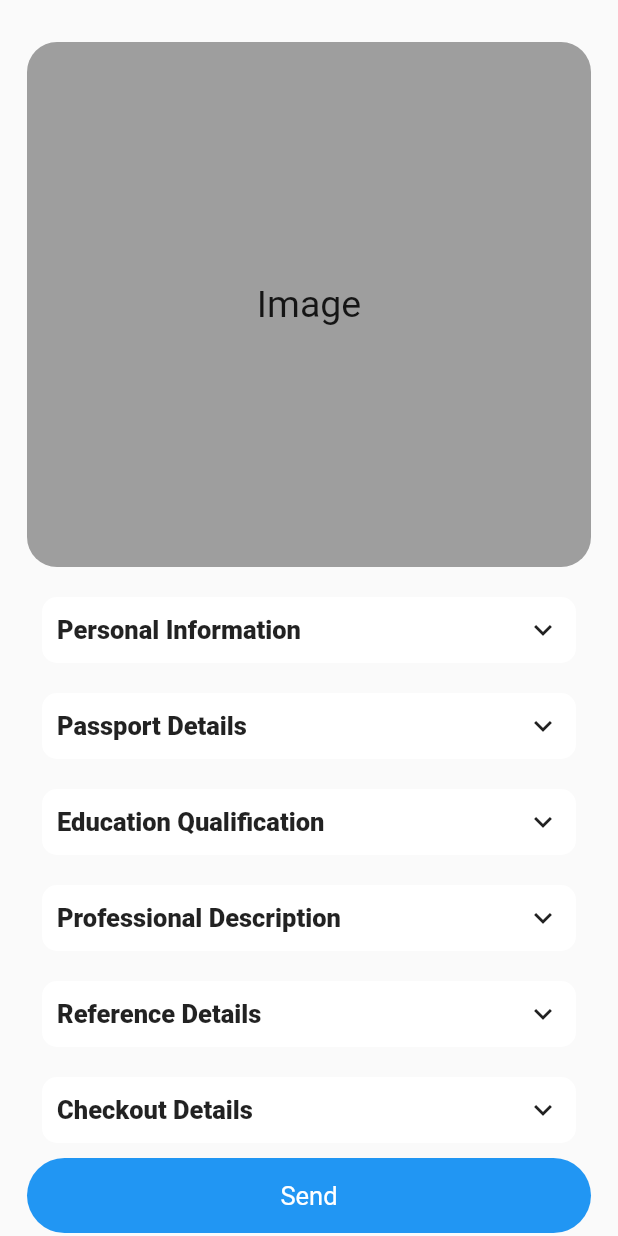
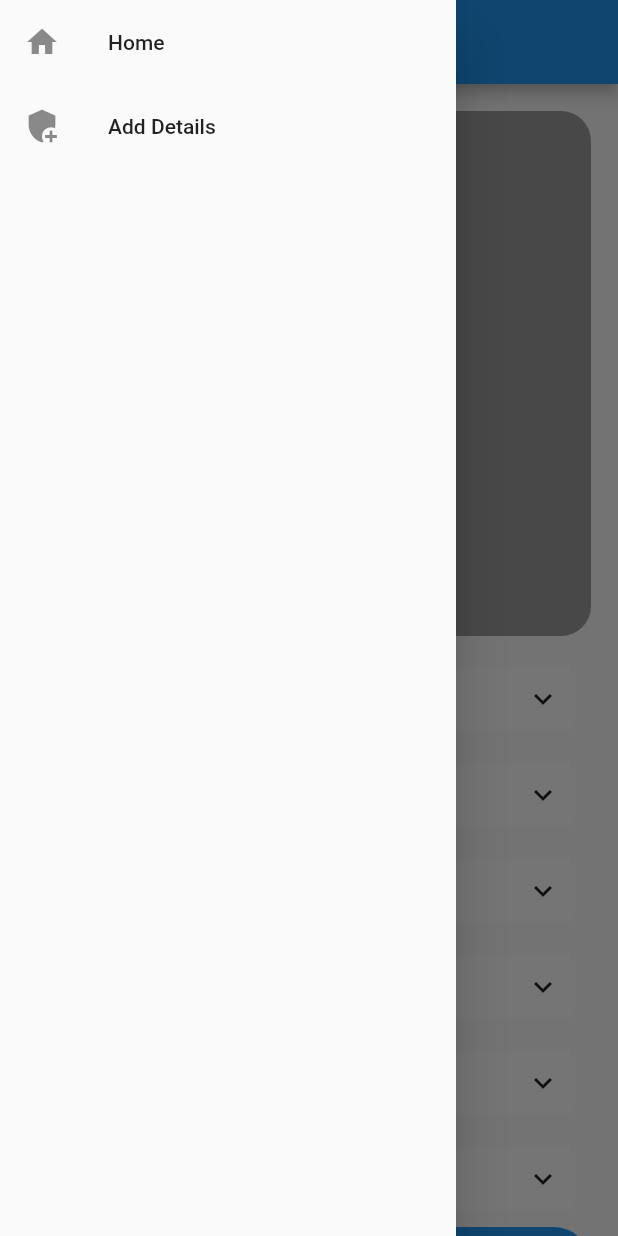
Before and after one commit to Rk-Thakur/rohitProject, a Flutter app: the PassportFormPage screen opened directly, with the side drawer open (before the commit the screen has no drawer), on a phone screen of 412 x 824 dp. Run offline on Flutter 3.47's test engine with Material 2 defaults, Android fonts, the phone set to English and light mode, and no system bars; drawn by our look-alikes of getwidget; our stand-ins replace awesome_notifications, equatable, flutter_riverpod, flutter_slidable, get, google_fonts and 3 more; accounts and stored records are empty.

Commit message:
added drawer to the projectt

```diff
--- a/lib/screen/passport_entry.dart
+++ b/lib/screen/passport_entry.dart
@@ -1,4 +1,5 @@
 import 'package:flutter/material.dart';
+import 'package:get/get.dart';
 
 import 'package:rohit_projectt/Widget/build_listview.dart';
 import 'package:rohit_projectt/screen/passport_form_data.dart';
@@ -16,10 +17,10 @@ class _PassportPageState extends State<PassportPage> {
   final textController = TextEditingController();
   @override
   Widget build(BuildContext context) {
-    return Scaffold(
+    return SafeArea(
+      child: Scaffold(
         appBar: AppBar(
           title: const Text("Passport Details"),
-        automaticallyImplyLeading: false,
           actions: [
             IconButton(
               onPressed: () {
@@ -35,7 +36,8 @@ class _PassportPageState extends State<PassportPage> {
           child: IconButton(
             onPressed: () {
               Navigator.of(context).push(
-              MaterialPageRoute(builder: (context) => const PassportFormPage()),
+                MaterialPageRoute(
+                    builder: (context) => const PassportFormPage()),
               );
             },
             icon: const Icon(
@@ -55,29 +57,24 @@ class _PassportPageState extends State<PassportPage> {
           child: ListView(
             padding: EdgeInsets.zero,
             children: <Widget>[
-            DrawerHeader(
-              child: Text('Drawer Header'),
-              decoration: BoxDecoration(
-                color: Colors.blue,
-              ),
-            ),
               ListTile(
-              title: Text('Item 1'),
+                title: Text('Home'),
+                leading: const Icon(Icons.home),
                 onTap: () {
-                // Update the state of the app.
-                // ...
+                  Get.to(() => const PassportPage());
                 },
               ),
               ListTile(
-              title: Text('Item 2'),
+                title: Text('Add Details'),
+                leading: const Icon(Icons.add_moderator),
                 onTap: () {
-                // Update the state of the app.
-                // ...
+                  Get.to(() => const PassportFormPage());
                 },
               ),
             ],
           ),
         ),
+      ),
     );
   }
 }
--- a/lib/screen/passport_form_data.dart
+++ b/lib/screen/passport_form_data.dart
@@ -91,7 +91,32 @@ class _MyHomePageState extends ConsumerState<PassportFormPage> {
         Get.to(() => const PassportPage());
       }
     });
-    return Scaffold(
+    return SafeArea(
+      child: Scaffold(
+        appBar: AppBar(
+          title: const Text("Add Passport Details"),
+        ),
+        drawer: Drawer(
+          child: ListView(
+            padding: EdgeInsets.zero,
+            children: <Widget>[
+              ListTile(
+                title: Text('Home'),
+                leading: const Icon(Icons.home),
+                onTap: () {
+                  Get.to(() => const PassportPage());
+                },
+              ),
+              ListTile(
+                title: Text('Add Details'),
+                leading: const Icon(Icons.add_moderator),
+                onTap: () {
+                  Get.to(() => const PassportFormPage());
+                },
+              ),
+            ],
+          ),
+        ),
         body: SingleChildScrollView(
           child: Padding(
             padding: const EdgeInsets.all(18.0),
@@ -99,9 +124,6 @@ class _MyHomePageState extends ConsumerState<PassportFormPage> {
               key: personalform,
               child: Column(
                 children: [
-                SizedBox(
-                  height: 10,
-                ),
                   InkWell(
                     onTap: () {
                       getImage();
@@ -915,6 +937,7 @@ class _MyHomePageState extends ConsumerState<PassportFormPage> {
             ),
           ),
         ),
+      ),
     );
   }
 }
```
Also changed, not shown: 1 other file. Lines whose indentation alone changed are shown as unchanged.
